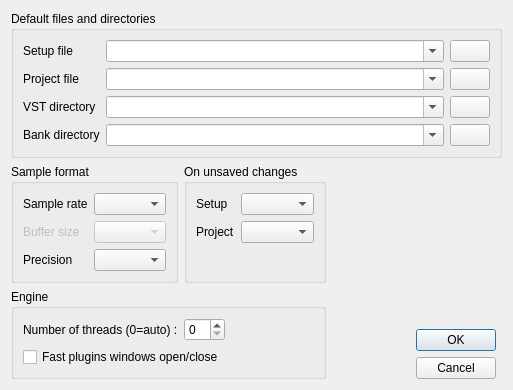
This is src/common/views/configdialog.ui in CtrlBrk/vstboard as Qt 5 draws it before an edit. The edited form follows.
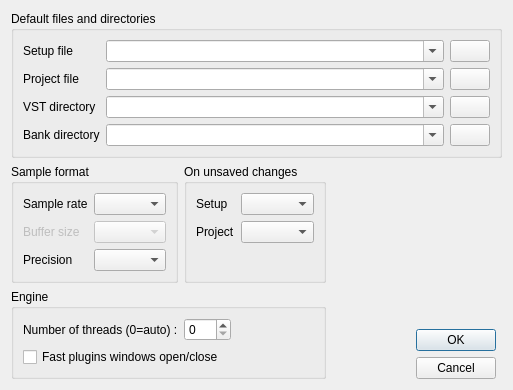
This is the edited form. Icons and pictures are not drawn.

```diff
--- a/src/common/views/configdialog.ui
+++ b/src/common/views/configdialog.ui
@@ -251,7 +251,7 @@
          </sizepolicy>
         </property>
         <property name="maximum">
-         <number>30</number>
+         <number>500</number>
         </property>
        </widget>
       </item>
```
